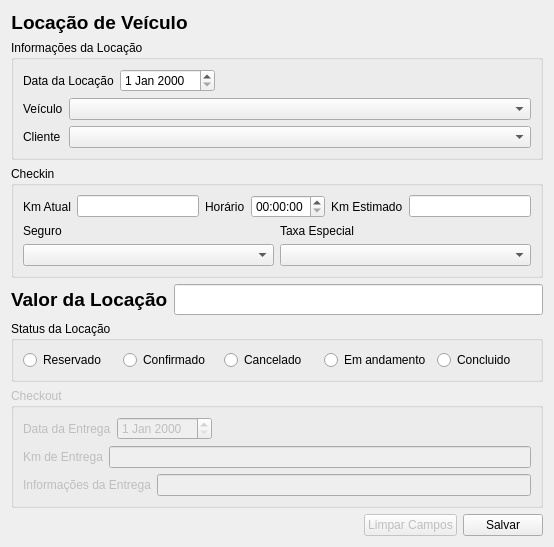
This is ui/ui_locacao.ui in adaiasreis/Projeto as Qt 5 draws it before an edit. The edited form follows.
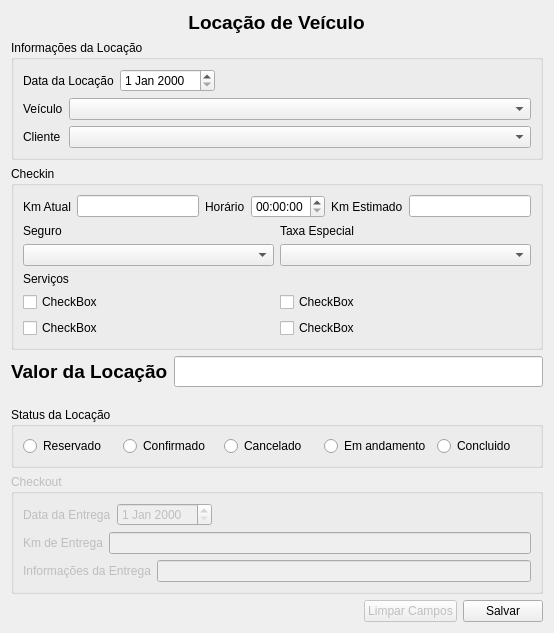
This is the edited form.

Patch:
```diff
--- a/ui/ui_locacao.ui
+++ b/ui/ui_locacao.ui
@@ -7,7 +7,7 @@
     <x>0</x>
     <y>0</y>
     <width>554</width>
-    <height>533</height>
+    <height>633</height>
    </rect>
   </property>
   <property name="sizePolicy">
@@ -19,8 +19,12 @@
   <property name="windowTitle">
    <string>Locação de Veículos</string>
   </property>
+  <layout class="QVBoxLayout" name="verticalLayout_5">
+   <item>
   <layout class="QVBoxLayout" name="verticalLayout">
    <item>
+      <layout class="QGridLayout" name="gridLayout">
+       <item row="0" column="0">
     <widget class="QLabel" name="label">
      <property name="sizePolicy">
       <sizepolicy hsizetype="Fixed" vsizetype="Fixed">
@@ -40,6 +44,8 @@
      </property>
     </widget>
    </item>
+      </layout>
+     </item>
    <item>
     <widget class="QGroupBox" name="groupBox">
      <property name="title">
@@ -152,16 +158,6 @@
         <item row="1" column="3">
          <widget class="QComboBox" name="comboTaxas"/>
         </item>
-        <item row="1" column="1">
-         <widget class="QComboBox" name="comboSeguro"/>
-        </item>
-        <item row="0" column="1">
-         <widget class="QLabel" name="label_8">
-          <property name="text">
-           <string>Seguro</string>
-          </property>
-         </widget>
-        </item>
         <item row="0" column="3">
          <widget class="QLabel" name="label_9">
           <property name="text">
@@ -169,6 +165,51 @@
           </property>
          </widget>
         </item>
+          <item row="0" column="1">
+           <widget class="QLabel" name="label_8">
+            <property name="text">
+             <string>Seguro</string>
+            </property>
+           </widget>
+          </item>
+          <item row="2" column="1">
+           <widget class="QLabel" name="label_14">
+            <property name="text">
+             <string>Serviços</string>
+            </property>
+           </widget>
+          </item>
+          <item row="3" column="1">
+           <widget class="QCheckBox" name="checkBox">
+            <property name="text">
+             <string>CheckBox</string>
+            </property>
+           </widget>
+          </item>
+          <item row="4" column="1">
+           <widget class="QCheckBox" name="checkBox_2">
+            <property name="text">
+             <string>CheckBox</string>
+            </property>
+           </widget>
+          </item>
+          <item row="1" column="1">
+           <widget class="QComboBox" name="comboSeguro"/>
+          </item>
+          <item row="3" column="3">
+           <widget class="QCheckBox" name="checkBox_3">
+            <property name="text">
+             <string>CheckBox</string>
+            </property>
+           </widget>
+          </item>
+          <item row="4" column="3">
+           <widget class="QCheckBox" name="checkBox_4">
+            <property name="text">
+             <string>CheckBox</string>
+            </property>
+           </widget>
+          </item>
        </layout>
       </item>
      </layout>
@@ -333,7 +374,7 @@
       </spacer>
      </item>
      <item>
-      <widget class="QPushButton" name="b_limparCampos">
+        <widget class="QPushButton" name="b_limpar">
        <property name="enabled">
         <bool>false</bool>
        </property>
@@ -343,7 +384,7 @@
       </widget>
      </item>
      <item>
-      <widget class="QPushButton" name="b_salvar">
+        <widget class="QPushButton" name="b_novo">
        <property name="text">
         <string>Salvar</string>
        </property>
@@ -352,6 +393,8 @@
     </layout>
    </item>
   </layout>
+   </item>
+  </layout>
  </widget>
  <tabstops>
   <tabstop>dataInic</tabstop>
```
Left out of the diff: 4 changed lines with no effect on the pictures. Lines whose indentation alone changed are shown as unchanged.
